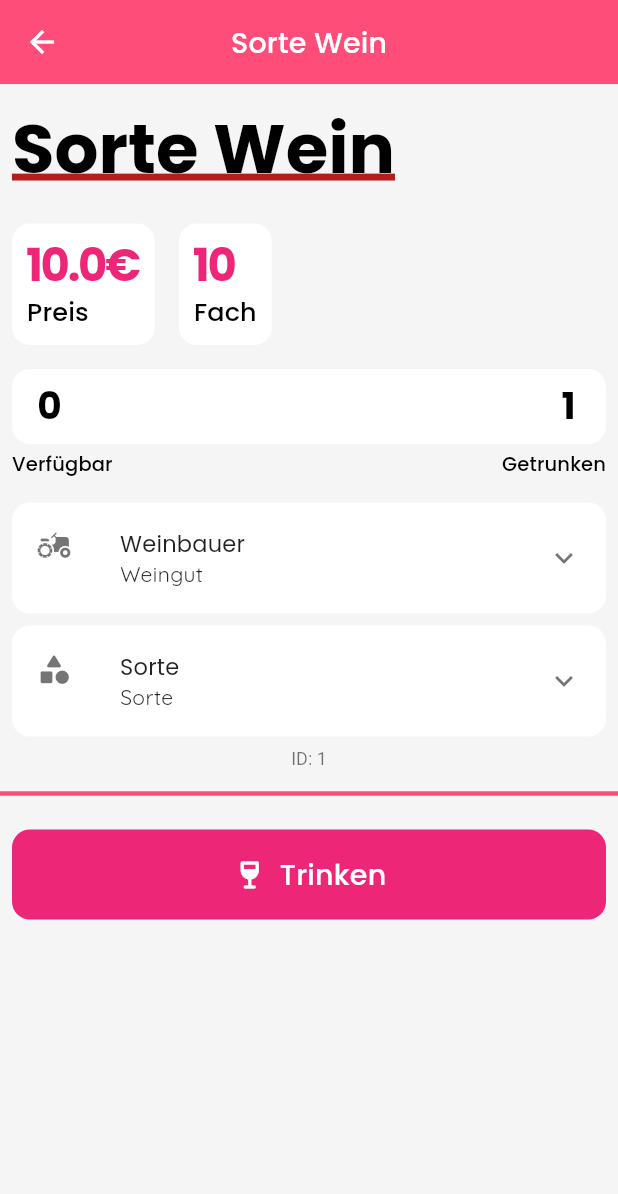
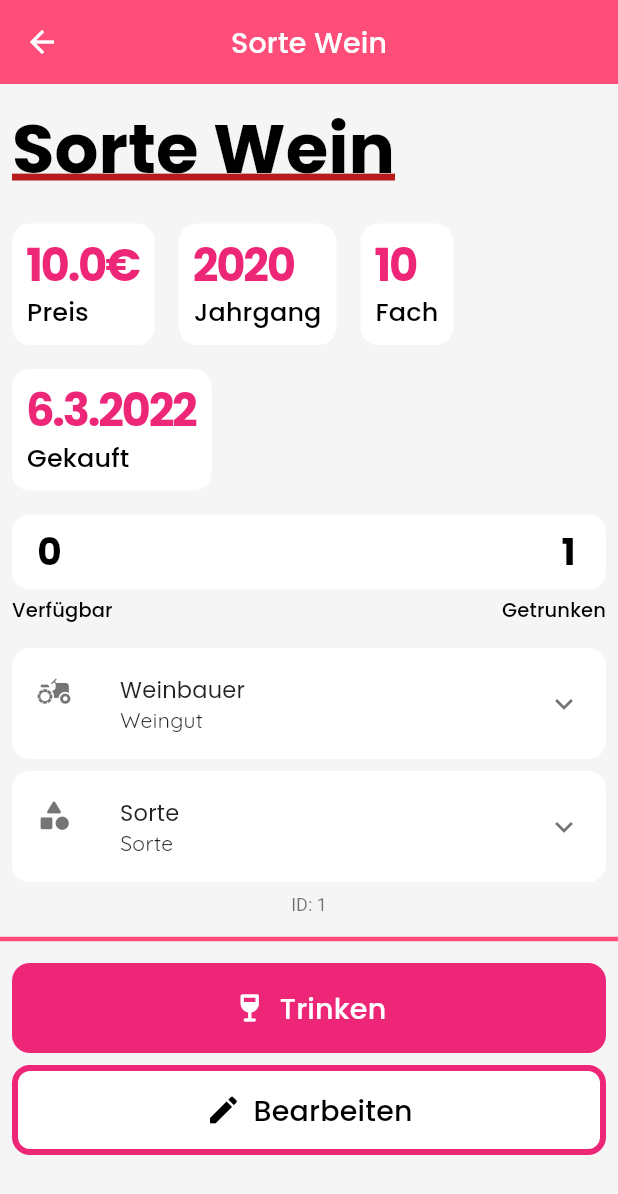
Before and after one commit to felixwollmann/weindb-app, a Flutter app: the Home screen opened directly, after a tap on an icon or button, on a phone screen of 412 x 824 dp. Shown: the top 1194 px of the screen. Run offline on Flutter 3.47's test engine with Material 2 defaults, Android fonts, the phone set to English and light mode, and no system bars; our stand-ins replace equatable, flutter_bloc, flutter_markdown, google_fonts, hydrated_bloc, shared_preferences; accounts and stored records are empty; network calls fail.

Commit message:
Finished WeinPage

```diff
--- a/lib/new home.dart
+++ b/lib/new home.dart
@@ -43,6 +43,7 @@ class _HomeState extends State<Home> {
             beschreibung: 'Beschreibung',
             inhalt: 0.75,
             fach: 10,
+            gekauft: DateTime.now(),
             preis: 10.0,
           ),
 
--- a/lib/new main.dart
+++ b/lib/new main.dart
@@ -1,3 +1,5 @@
+import 'dart:io';
+
 import 'package:flutter/material.dart';
 import 'package:weindb/new%20home.dart';
 import 'package:weindb/pages/settings.dart';
--- a/lib/widgets/action_button.dart
+++ b/lib/widgets/action_button.dart
@@ -8,6 +8,7 @@ class ActionButton extends StatelessWidget {
     required this.icon,
     this.state = ActionButtonState.standard,
     required this.onTap,
+    this.isFilled = false,
   }) : super(key: key);
 
   final String label;
@@ -15,12 +16,15 @@ class ActionButton extends StatelessWidget {
   final ActionButtonState state;
   final void Function() onTap;
 
+  final bool isFilled;
+
   @override
   Widget build(BuildContext context) {
     var theme = Theme.of(context);
     var onPrimary = theme.colorScheme.onPrimary;
     return Padding(
-      padding: const EdgeInsets.all(kDefaultPadding),
+      padding:
+          const EdgeInsets.symmetric(horizontal: kDefaultPadding, vertical: 0),
       child: AnimatedContainer(
         duration: kdAnimation,
         decoration: BoxDecoration(
@@ -28,8 +32,16 @@ class ActionButton extends StatelessWidget {
               ? theme.colorScheme.errorContainer
               : (state == ActionButtonState.completed)
                   ? theme.colorScheme.tertiary
-                  : theme.primaryColor,
+                  : (isFilled || state != ActionButtonState.standard
+                      ? theme.primaryColor
+                      : theme.colorScheme.surface),
           borderRadius: BorderRadius.circular(kBorderRadius),
+          border: (!isFilled && state == ActionButtonState.standard)
+              ? Border.all(
+                  color: theme.primaryColor,
+                  width: 4,
+                )
+              : null,
         ),
         height: 60,
         alignment: Alignment.center,
@@ -41,19 +53,25 @@ class ActionButton extends StatelessWidget {
             child: SizedBox.expand(
               child: Align(
                 alignment: Alignment.center,
+                child: FittedBox(
+                  fit: BoxFit.scaleDown,
                   child: (state == ActionButtonState.standard)
                       ? Row(
                           mainAxisSize: MainAxisSize.min,
                           children: [
                             Icon(
                               icon,
-                            color: theme.colorScheme.onPrimary,
+                              color: isFilled
+                                  ? theme.colorScheme.onPrimary
+                                  : theme.colorScheme.onSurface,
                             ),
                             const SizedBox(width: kDefaultPadding),
                             Text(
                               label,
-                            style: theme.textTheme.titleLarge!
-                                .copyWith(color: theme.colorScheme.onPrimary),
+                              style: theme.textTheme.titleLarge!.copyWith(
+                                  color: isFilled
+                                      ? theme.colorScheme.onPrimary
+                                      : theme.colorScheme.onSurface),
                             ),
                           ],
                         )
@@ -69,7 +87,8 @@ class ActionButton extends StatelessWidget {
                                 Text(
                                   'Fehler',
                                   style: theme.textTheme.titleLarge!.copyWith(
-                                    color: theme.colorScheme.onErrorContainer),
+                                      color:
+                                          theme.colorScheme.onErrorContainer),
                                 ),
                               ],
                             )
@@ -86,6 +105,7 @@ class ActionButton extends StatelessWidget {
             ),
           ),
         ),
+      ),
     );
   }
 }
--- a/lib/widgets/expandable_base.dart
+++ b/lib/widgets/expandable_base.dart
@@ -22,15 +22,19 @@ class ExpandableBase extends StatelessWidget {
     return Padding(
       padding:
           const EdgeInsets.only(right: kDefaultPadding, left: kDefaultPadding),
-      child: Theme(
-        data: Theme.of(context).copyWith(
-            dividerColor: Theme.of(context).cardColor,
-            dividerTheme: Theme.of(context)
-                .dividerTheme
-                .copyWith(thickness: 0, color: Colors.transparent)),
       child: Card(
         margin: EdgeInsets.zero,
         clipBehavior: Clip.antiAlias,
+        child: Theme(
+          data: Theme.of(context).copyWith(
+              dividerColor: Colors.transparent,
+              dividerTheme: Theme.of(context).dividerTheme.copyWith(
+                    thickness: 0,
+                    color: Colors.transparent,
+                    space: 0,
+                    indent: 0,
+                    endIndent: 0,
+                  )),
             child: ExpansionTile(
               // trailing: trailing,
               title: Text(title),
--- a/lib/widgets/pages/WeinPage.dart
+++ b/lib/widgets/pages/WeinPage.dart
@@ -1,6 +1,7 @@
 import 'dart:math';
 
 import 'package:flutter/material.dart';
+import 'package:intl/intl.dart';
 import 'package:weindb/theme/WeinFarbenUIColor.dart';
 import 'package:weindb/theme/constants.dart';
 import 'package:weindb/widgets/expandable_sorte.dart';
@@ -32,14 +33,18 @@ class _WeinPageState extends State<WeinPage> {
     });
     await Future.delayed(const Duration(seconds: 1));
     setState(() {
-      drinkingState = Random().nextBool() ? ActionButtonState.completed : ActionButtonState.error;
+      drinkingState = Random().nextBool()
+          ? ActionButtonState.completed
+          : ActionButtonState.error;
     });
 
     // todo for the actual implementation:
     // right now, this right here overrides the value, even if the button was pressed again
     // which is not good
+
+    // also: this calls setState even if the widget was already removed from the widget tree
     await Future.delayed(const Duration(seconds: 10));
-        setState(() {
+    setState(() {
       drinkingState = ActionButtonState.standard;
     });
   }
@@ -78,14 +83,20 @@ class _WeinPageState extends State<WeinPage> {
                       SmallCard(
                           title: '${widget.weinModel.preis!}€',
                           subtitle: 'Preis'),
-                    if (widget.weinModel.gekauft != null)
+                    if (widget.weinModel.jahr != null)
                       SmallCard(
-                        title: '${widget.weinModel.gekauft!}',
+                        title: '${widget.weinModel.jahr!}',
                         subtitle: 'Jahrgang',
                       ),
                     if (widget.weinModel.fach != null)
                       SmallCard(
-                          title: '${widget.weinModel.fach!}', subtitle: 'Fach')
+                          title: '${widget.weinModel.fach!}', subtitle: 'Fach'),
+                    if (widget.weinModel.gekauft != null)
+                      SmallCard(
+                        // this is not really nice, but I don't want to set up actual i18n for just this one date format
+                        title: DateFormat("d.M.y").format(widget.weinModel.gekauft!),
+                        subtitle: 'Gekauft',
+                      ),
                   ],
                 ),
                 WeinAvailabilityDisplay(
@@ -115,6 +126,25 @@ class _WeinPageState extends State<WeinPage> {
                   label: 'Trinken',
                   onTap: drink,
                   state: drinkingState,
+                  isFilled: true,
+                ),
+                const SizedBox(height: kDefaultPadding),
+                ActionButton(
+                  label: 'Bearbeiten',
+                  icon: Icons.edit_rounded,
+                  onTap: () {
+                    // TODO: add the right Route here
+                    Navigator.of(context).push(
+                      MaterialPageRoute(
+                        builder: (context) => Scaffold(
+                          appBar: AppBar(),
+                          body: const Center(
+                            child: Text('TODO'),
+                          ),
+                        ),
+                      ),
+                    );
+                  },
                 ),
                 // ),
               ],
--- a/lib/widgets/wein_availibility_display.dart
+++ b/lib/widgets/wein_availibility_display.dart
@@ -53,13 +53,29 @@ class WeinAvailabilityDisplay extends StatelessWidget {
             height: 4,
           ),
           Row(
+            mainAxisSize: MainAxisSize.max,
             children: [
-              Text(
-                'Verfügbar',
-                style: theme.textTheme.subtitle2,
+              Expanded(
+                child: Align(
+                  alignment: Alignment.centerLeft,
+                  child: Text(
+                    'Verfügbar',
+                    style: theme.textTheme.subtitle2,
+                    overflow: TextOverflow.ellipsis,
+                  ),
+                ),
               ),
-              const Spacer(),
-              Text('Getrunken', style: theme.textTheme.subtitle2),
+              Expanded(
+                child: Align(
+                  alignment: Alignment.centerRight,
+                  child: Text(
+                    'Getrunken',
+                    style: theme.textTheme.subtitle2,
+                    overflow: TextOverflow.ellipsis,
+
+                  ),
+                ),
+              ),
             ],
           )
         ],
@@ -73,7 +89,8 @@ class WeinAvailabilityDisplay extends StatelessWidget {
       child: Text(
         string,
         style: theme.textTheme.displaySmall!.copyWith(
-          color: isOn ? theme.colorScheme.onPrimary : theme.colorScheme.onSurface,
+          color:
+              isOn ? theme.colorScheme.onPrimary : theme.colorScheme.onSurface,
           fontSize: 25,
         ),
       ),
--- a/pubspec.yaml
+++ b/pubspec.yaml
@@ -39,6 +39,7 @@ dependencies:
   bloc_test: ^9.0.2
   hydrated_bloc: ^8.0.0
   animations: ^2.0.2
+  intl: ^0.17.0
 
 dev_dependencies:
   flutter_launcher_icons: ^0.9.1
```
Also changed, not shown: pubspec.lock. Lines whose indentation alone changed are shown as unchanged.
